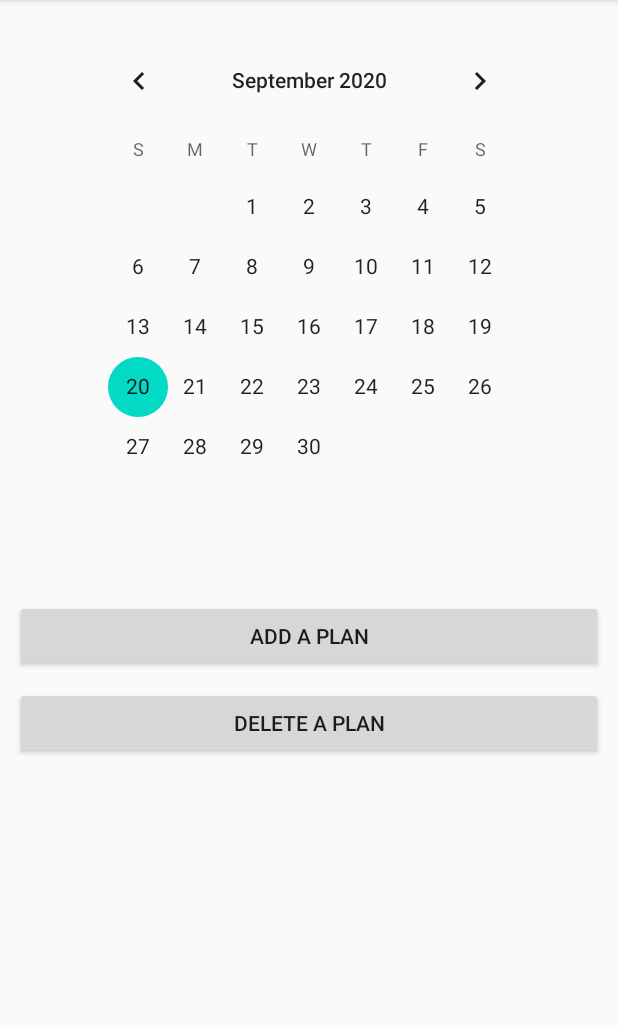
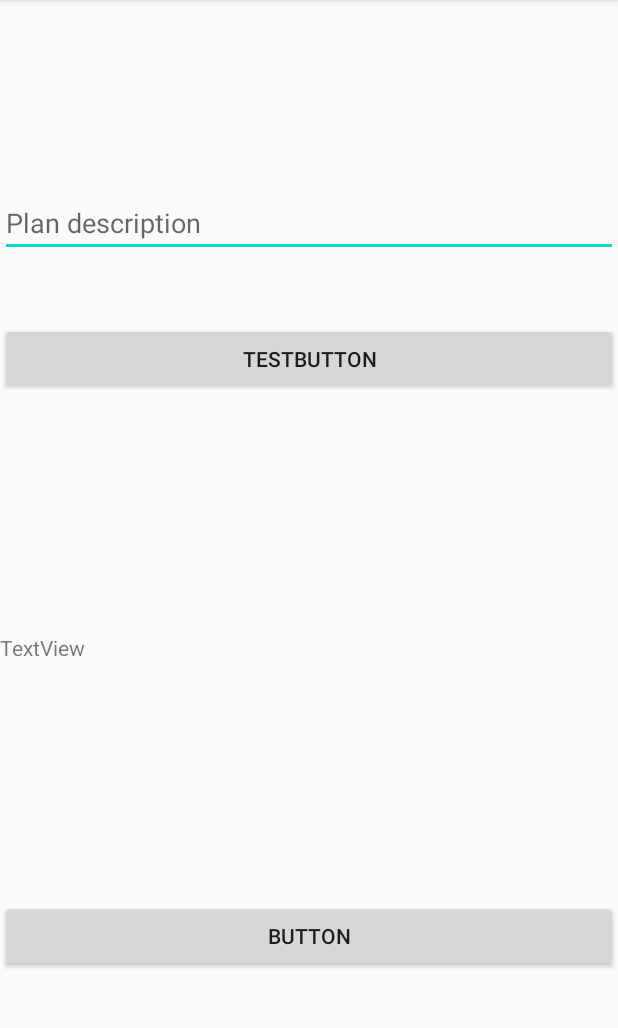
Before and after one commit to barneshn2/MealPlanner, an Android app: the screen it shows after launch (MainActivity before the commit, Addaplan after it), after a tap on "ADD A PLAN", on a phone screen of 412 x 824 dp, the part 84-1112 px from its top. Run offline under Robolectric (Android 15) with nearby library versions, the phone set to English and light mode, and no system bars.

Commit message:
Added a plan button that goes to the new page upon the click

```diff
--- a/app/src/main/AndroidManifest.xml
+++ b/app/src/main/AndroidManifest.xml
@@ -9,6 +9,7 @@
         android:roundIcon="@mipmap/ic_launcher_round"
         android:supportsRtl="true"
         android:theme="@style/AppTheme">
+        <activity android:name=".Addaplan"></activity>
         <activity android:name=".MainActivity">
             <intent-filter>
                 <action android:name="android.intent.action.MAIN" />
--- /dev/null
+++ b/app/src/main/java/com/example/groupl/Addaplan.java
@@ -0,0 +1,33 @@
+package com.example.groupl;
+
+import androidx.appcompat.app.AppCompatActivity;
+
+import android.os.Bundle;
+import android.view.View;
+import android.widget.Button;
+import android.widget.EditText;
+import android.widget.TextView;
+
+public class Addaplan extends AppCompatActivity {
+    // creates the instances
+    Button mButton;
+    EditText mEdit;
+    TextView mText;
+    @Override
+    protected void onCreate(Bundle savedInstanceState) {
+        super.onCreate(savedInstanceState);
+        setContentView(R.layout.activity_addaplan);
+        mButton = (Button)findViewById(R.id.button3);
+        mButton.setOnClickListener(new View.OnClickListener() {
+            public void onClick(View view) {
+                mEdit   = (EditText)findViewById(R.id.editTextTextPersonName);
+
+            }
+        });
+    }
+
+
+
+
+
+}
--- a/app/src/main/java/com/example/groupl/MainActivity.java
+++ b/app/src/main/java/com/example/groupl/MainActivity.java
@@ -2,6 +2,7 @@ package com.example.groupl;
 
 import androidx.appcompat.app.AppCompatActivity;
 
+import android.content.Intent;
 import android.os.Bundle;
 import android.view.View;
 
@@ -16,8 +17,8 @@ public class MainActivity extends AppCompatActivity {
     }
 
     public void AddaPlan(View view) {
-
-
+        Intent myIntent = new Intent(view.getContext(), Addaplan.class);
+        startActivity(myIntent);
     }
 
     public void DeleteaPlan(View view) {
--- a/app/src/main/res/layout/addplan.xml
+++ b/app/src/main/res/layout/activity_addaplan.xml
@@ -41,4 +41,16 @@
         app:layout_constraintEnd_toEndOf="parent"
         app:layout_constraintStart_toStartOf="parent"
         app:layout_constraintTop_toBottomOf="@+id/editTextTextPersonName" />
+
+    <TextView
+        android:id="@+id/textView2"
+        android:layout_width="0dp"
+        android:layout_height="wrap_content"
+        android:layout_marginTop="126dp"
+        android:layout_marginBottom="126dp"
+        android:text="TextView"
+        app:layout_constraintBottom_toTopOf="@+id/button4"
+        app:layout_constraintEnd_toEndOf="parent"
+        app:layout_constraintStart_toStartOf="parent"
+        app:layout_constraintTop_toBottomOf="@+id/button3" />
 </androidx.constraintlayout.widget.ConstraintLayout>
```
